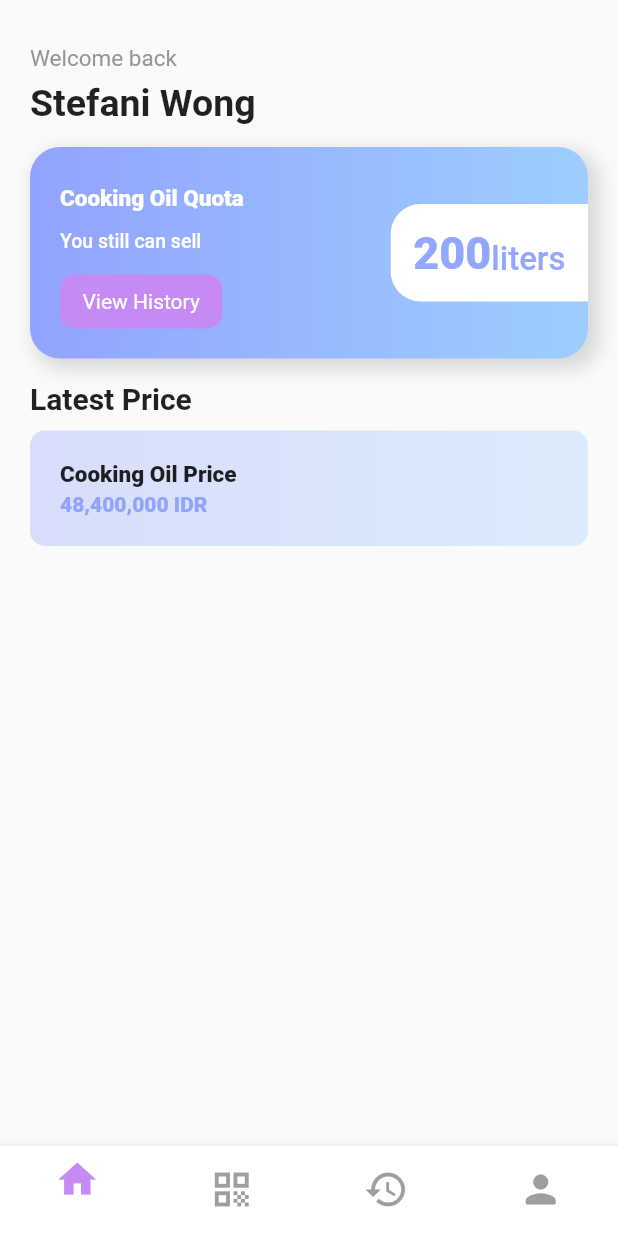
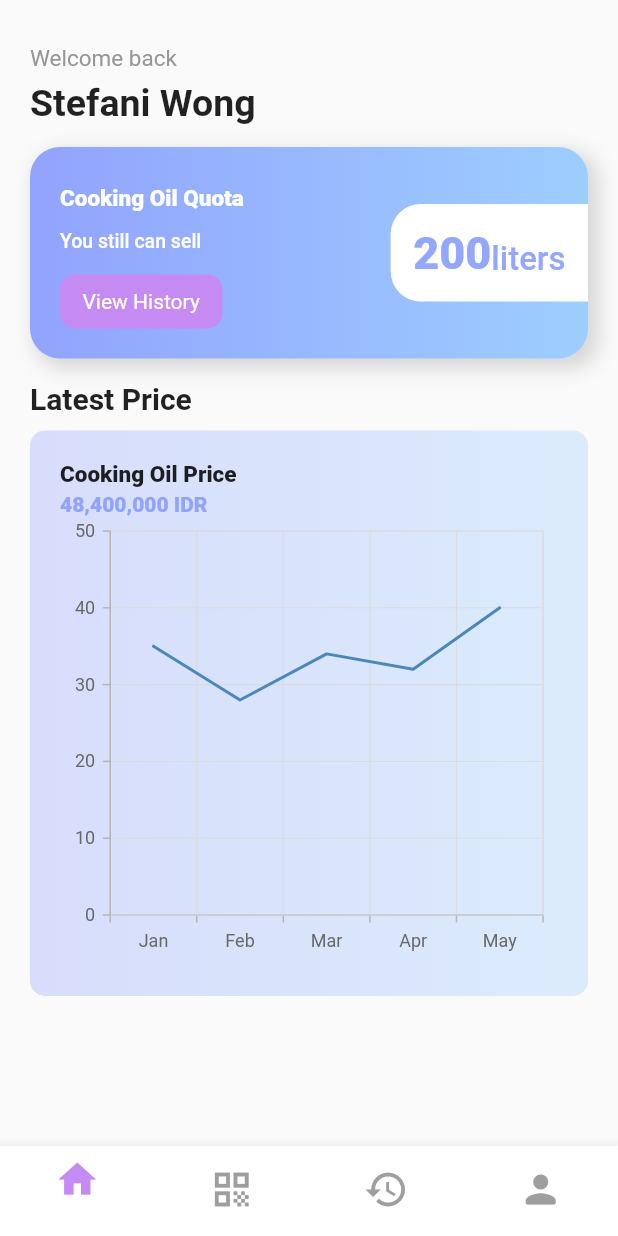
Before and after one commit to Roger-wsy/Oily, a Flutter app: the screen it shows after launch, after a tap on "Get Started", on a phone screen of 412 x 824 dp. Run offline on Flutter 3.47's test engine with Material 2 defaults, Android fonts, the phone set to English and light mode, and no system bars; our stand-ins replace flutter_easyloading, image_picker, syncfusion_flutter_charts; missing offline and left inert: flutter_barcode_scanner, google_ml_kit; network calls fail.

```diff
--- a/lib/init.dart
+++ b/lib/init.dart
@@ -1,4 +1,5 @@
 import 'package:flutter/material.dart';
+import 'package:flutter_easyloading/flutter_easyloading.dart';
 import 'package:oily/screen/GetStarted.dart';
 import 'package:oily/screen/Splash.dart';
 
--- a/lib/main.dart
+++ b/lib/main.dart
@@ -1,4 +1,5 @@
 import 'package:flutter/material.dart';
+import 'package:flutter_easyloading/flutter_easyloading.dart';
 import 'package:oily/index.dart';
 import 'package:oily/init.dart';
 import 'package:oily/screen/History.dart';
@@ -17,6 +18,19 @@ class MyApp extends StatefulWidget {
 class _MyAppState extends State<MyApp> {
   @override
   Widget build(BuildContext context) {
+    EasyLoading.instance
+      ..indicatorType = EasyLoadingIndicatorType.dualRing
+      ..maskType=EasyLoadingMaskType.custom
+      ..loadingStyle = EasyLoadingStyle.custom
+      ..indicatorSize = 45.0
+      ..radius = 10.0
+      ..progressColor = Colors.white
+      ..backgroundColor = const Color.fromRGBO(170, 100, 170,1)
+      ..indicatorColor = Colors.white
+      ..textColor = Colors.white
+      ..maskColor = const Color.fromRGBO(170, 100, 170,1).withOpacity(0.2)
+      ..userInteractions = false;
+
     return MaterialApp(
       debugShowCheckedModeBanner: false,
       home: const init(),
@@ -24,6 +38,7 @@ class _MyAppState extends State<MyApp> {
         Index.route:(context)=>const Index(),
         History.route:(context)=>const History()
       },
+      builder: EasyLoading.init()
     );
   }
 }
--- a/lib/widget/price_chart.dart
+++ b/lib/widget/price_chart.dart
@@ -1,4 +1,6 @@
 import 'package:flutter/material.dart';
+import 'package:syncfusion_flutter_charts/sparkcharts.dart';
+import 'package:syncfusion_flutter_charts/charts.dart';
 
 class Price_Chart extends StatefulWidget {
   const Price_Chart({Key? key}) : super(key: key);
@@ -43,9 +45,34 @@ class _Price_ChartState extends State<Price_Chart> {
               color: Color(0xFF92A3FD),
             ),
           ),
+          Container(
+              child: SfCartesianChart(
+                // Initialize category axis
+                  primaryXAxis: CategoryAxis(),
 
+                  series: <LineSeries<SalesData, String>>[
+                    LineSeries<SalesData, String>(
+                      // Bind data source
+                        dataSource:  <SalesData>[
+                          SalesData('Jan', 35),
+                          SalesData('Feb', 28),
+                          SalesData('Mar', 34),
+                          SalesData('Apr', 32),
+                           SalesData('May', 40)
+                        ],
+                        xValueMapper: (SalesData sales, _) => sales.year,
+                        yValueMapper: (SalesData sales, _) => sales.sales
+                    )
+                  ]
+              )
+          )
         ],
       ),
     );
   }
 }
+class SalesData {
+  SalesData(this.year, this.sales);
+  final String year;
+  final double sales;
+}
--- a/pubspec.yaml
+++ b/pubspec.yaml
@@ -36,7 +36,10 @@ dependencies:
   google_ml_kit: ^0.11.0
   image_picker: ^0.8.4+9
   flutter_barcode_scanner: ^2.0.0
-  syncfusion_flutter_charts: ^20.1.59
+  syncfusion_flutter_charts: 20.1.55
+  syncfusion_flutter_core: 20.1.55
+  http: ^0.13.4
+  flutter_easyloading: ^3.0.5
 
 dev_dependencies:
   flutter_test:
```
Also changed, not shown: lib/screen/Scanner.dart (+107 -5 lines), pubspec.lock.
